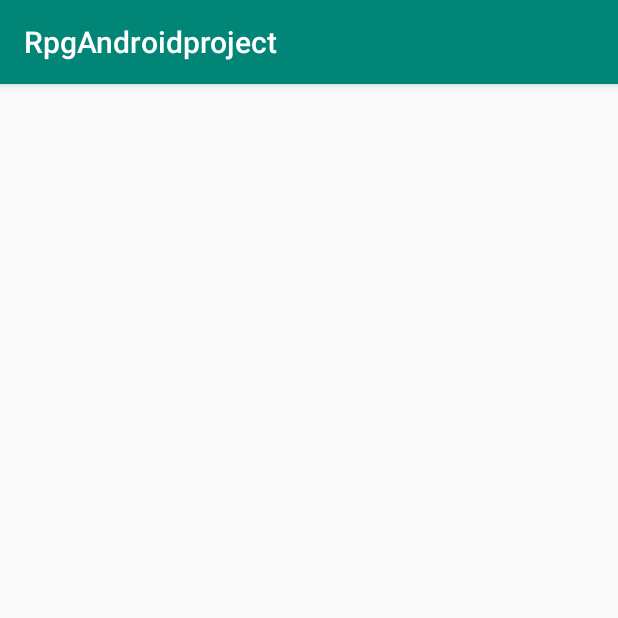
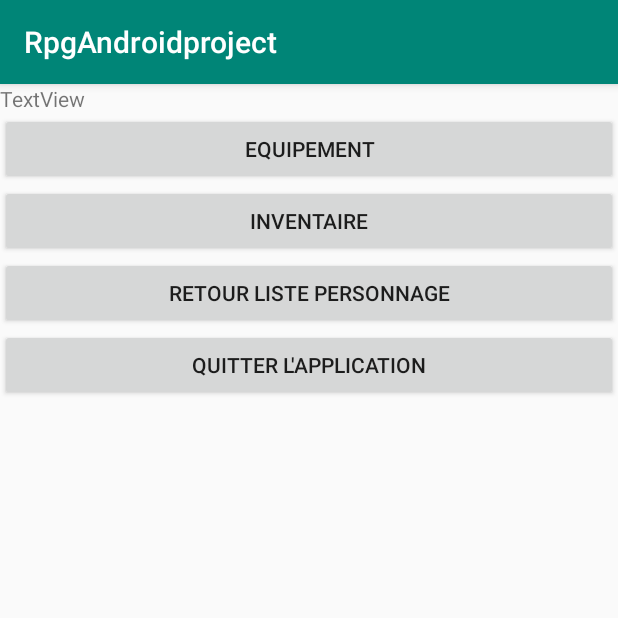
Before and after one commit to Tenshi25/RPGAndroidProject, an Android app: the MenuPersonnage screen opened directly, with no data from a screen before it, on a phone screen of 412 x 824 dp, the top half of it. Run offline under Robolectric (Android 15) with nearby library versions, the phone set to English and light mode, and no system bars; 1 statement that could not run was skipped.

```diff
--- a/app/src/main/AndroidManifest.xml
+++ b/app/src/main/AndroidManifest.xml
@@ -13,7 +13,8 @@
         android:supportsRtl="true"
         android:theme="@style/AppTheme"
         tools:ignore="GoogleAppIndexingWarning">
-        <activity android:name=".activite.page_inventaire"></activity>
+        <activity android:name=".Main2Activity"></activity>
+        <activity android:name=".activite.page_inventaire" />
         <activity android:name=".activite.page_equipement" />
         <activity android:name=".activite.MenuPersonnage" />
         <activity android:name=".activite.formModifPersonnage" />
--- a/app/src/main/java/master/ccm/rpgandroidproject/Entity/StaticUtilisateurInfo.java
+++ b/app/src/main/java/master/ccm/rpgandroidproject/Entity/StaticUtilisateurInfo.java
@@ -36,4 +36,12 @@ public class StaticUtilisateurInfo {
         this.nom = nom;
         //Log.i("setnom", nom);
     }
+
+    public Personnage getPersonnageCourant() {
+        return personnageCourant;
+    }
+
+    public void setPersonnageCourant(Personnage personnageCourant) {
+        this.personnageCourant = personnageCourant;
+    }
 }
--- a/app/src/main/java/master/ccm/rpgandroidproject/activite/MainActivity.java
+++ b/app/src/main/java/master/ccm/rpgandroidproject/activite/MainActivity.java
@@ -47,6 +47,7 @@ public class MainActivity extends AppCompatActivity implements GoogleApiClient.O
     public void onClickButtonInscription(View view) {
         Intent monIntent = new Intent (this, formInscription.class);
         startActivity(monIntent);
+
     }
     public void onClickBouttonConnection(View view) {
             Log.i("Tenshi", "Mdp ok !");
@@ -66,11 +67,13 @@ public class MainActivity extends AppCompatActivity implements GoogleApiClient.O
         Log.i("setInfo", StaticUtilisateurInfo.getInstance().getId());
         Intent monIntent = new Intent (this, pageChoixPerso.class);
         startActivity(monIntent);
+
     }
     public void onClickGoogleOAuth(View view) {
         Intent sign = Auth.GoogleSignInApi.getSignInIntent(mGoogleApiClient);
         Toast.makeText(this,"Debut connexion OAuth",Toast.LENGTH_SHORT).show();
         startActivityForResult(sign, 9025);
+
     }
     @Override
     protected void onActivityResult(int requestCode, int resultCode, @Nullable Intent data) {
@@ -89,6 +92,7 @@ public class MainActivity extends AppCompatActivity implements GoogleApiClient.O
                 //acct.getFamilyName();
                 Intent monIntent = new Intent (this, pageChoixPerso.class);
                 startActivity(monIntent);
+
             }
         }
     }
@@ -104,5 +108,6 @@ public class MainActivity extends AppCompatActivity implements GoogleApiClient.O
     public void onclicktest(View view) {
         Intent monIntent = new Intent (this, testListView.class);
         startActivity(monIntent);
+
     }
 }
--- a/app/src/main/java/master/ccm/rpgandroidproject/activite/formAjoutPersonnage.java
+++ b/app/src/main/java/master/ccm/rpgandroidproject/activite/formAjoutPersonnage.java
@@ -35,6 +35,7 @@ public class formAjoutPersonnage extends AppCompatActivity {
     public void onClickRetour(View view) {
         Intent monIntent = new Intent (this, pageChoixPerso.class);
         startActivity(monIntent);
+        finish();
     }
 
     public void onClickCreerPersonnage(View view) {
@@ -62,5 +63,6 @@ public class formAjoutPersonnage extends AppCompatActivity {
         Toast.makeText(this,"Le Personnage à été inseré dans fireBase",Toast.LENGTH_SHORT).show();
         Intent monIntent = new Intent (this, pageChoixPerso.class);
         startActivity(monIntent);
+        finish();
     }
 }
--- a/app/src/main/java/master/ccm/rpgandroidproject/activite/formInscription.java
+++ b/app/src/main/java/master/ccm/rpgandroidproject/activite/formInscription.java
@@ -47,6 +47,7 @@ public class formInscription extends AppCompatActivity {
         StaticUtilisateurInfo.getInstance().setNom(NomUtilisateur);
         Intent monIntent = new Intent (this, MainActivity.class);
         startActivity(monIntent);
+        finish();
 
 
     }
@@ -66,6 +67,7 @@ public class formInscription extends AppCompatActivity {
     public void onClickBouttonConnexion(View view) {
         Intent monIntent = new Intent (this, MainActivity.class);
         startActivity(monIntent);
+        finish();
     }
 
     public void onClickBouttonInscription(View view) {
--- a/app/src/main/java/master/ccm/rpgandroidproject/activite/formModifPersonnage.java
+++ b/app/src/main/java/master/ccm/rpgandroidproject/activite/formModifPersonnage.java
@@ -31,6 +31,7 @@ public class formModifPersonnage extends AppCompatActivity {
     public void onclickRetour(View view) {
         Intent monIntent = new Intent (this, pageChoixPerso.class);
         startActivity(monIntent);
+        finish();
     }
 
     public void onClickConfirmModif(View view) {
@@ -46,6 +47,7 @@ public class formModifPersonnage extends AppCompatActivity {
         Toast.makeText(this,"Le personnage "+champNomModif.getText().toString()+"a été modifier", Toast.LENGTH_SHORT);
         Intent monIntent = new Intent (this, pageChoixPerso.class);
         startActivity(monIntent);
+        finish();
     }
 
 }
--- /dev/null
+++ b/app/src/main/res/layout/activity_menupersonnage.xml
@@ -0,0 +1,56 @@
+<?xml version="1.0" encoding="utf-8"?>
+<android.support.constraint.ConstraintLayout xmlns:android="http://schemas.android.com/apk/res/android"
+    xmlns:app="http://schemas.android.com/apk/res-auto"
+    xmlns:tools="http://schemas.android.com/tools"
+    android:layout_width="match_parent"
+    android:layout_height="match_parent"
+    tools:context=".activite.MenuPersonnage">
+
+    <ScrollView
+        android:layout_width="match_parent"
+        android:layout_height="match_parent"
+        tools:layout_editor_absoluteX="8dp"
+        tools:layout_editor_absoluteY="8dp">
+
+        <LinearLayout
+            android:layout_width="match_parent"
+            android:layout_height="wrap_content"
+            android:orientation="vertical">
+
+            <TextView
+                android:id="@+id/tv_titreMenuPersonnage"
+                android:layout_width="match_parent"
+                android:layout_height="wrap_content"
+                android:text="TextView" />
+
+            <Button
+                android:id="@+id/bt_equipement"
+                android:layout_width="match_parent"
+                android:layout_height="wrap_content"
+                android:onClick="onClickEquipement"
+                android:text="Equipement" />
+
+            <Button
+                android:id="@+id/bt_inventaire"
+                android:layout_width="match_parent"
+                android:layout_height="wrap_content"
+                android:onClick="onClickInventaire"
+                android:text="Inventaire" />
+
+            <Button
+                android:id="@+id/bt_retour"
+                android:layout_width="match_parent"
+                android:layout_height="wrap_content"
+                android:onClick="onClickMenuPerso"
+                android:text="Retour Liste Personnage" />
+
+            <Button
+                android:id="@+id/bt_quitter"
+                android:layout_width="match_parent"
+                android:layout_height="wrap_content"
+                android:onClick="onClickQuitter"
+                android:text="Quitter l'application" />
+
+        </LinearLayout>
+    </ScrollView>
+</android.support.constraint.ConstraintLayout>
```
Also changed, not shown: app/src/main/java/master/ccm/rpgandroidproject/activite/MenuPersonnage.java (+32 -1 lines), app/src/main/java/master/ccm/rpgandroidproject/activite/pageChoixPerso.java (+30 -3 lines), app/src/main/java/master/ccm/rpgandroidproject/activite/page_equipement.java (+28 -0 lines), app/src/main/java/master/ccm/rpgandroidproject/activite/page_inventaire.java (+78 -2 lines), app/src/main/res/layout/activity_page_choix_perso.xml (+7 -6 lines), app/src/main/res/layout/activity_page_equipement.xml (added, +42 -0 lines), app/src/main/res/layout/activity_page_inventaire.xml (added, +34 -0 lines), app/src/main/res/layout/descripteur_de_ligne.xml (+15 -3 lines).
